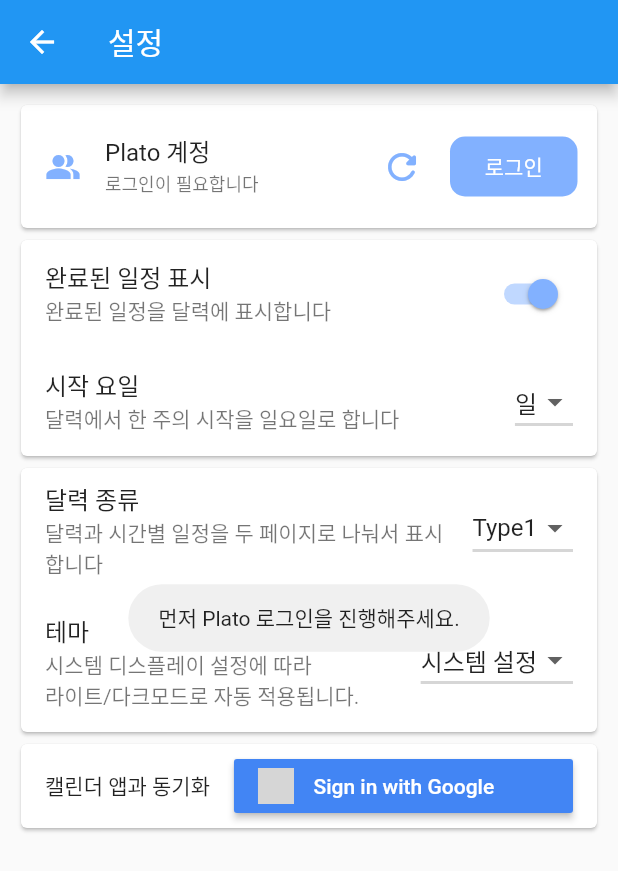
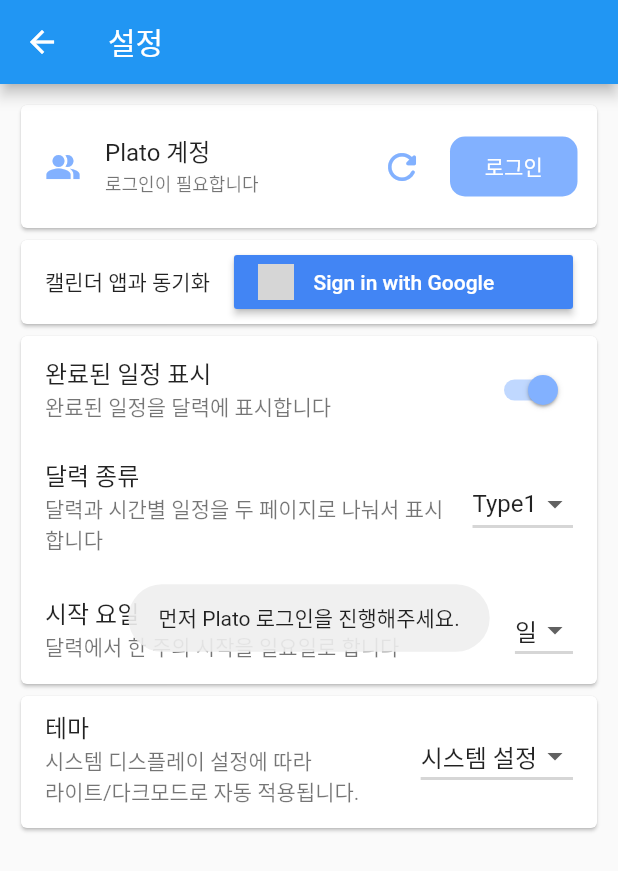
Before and after one commit to seunggil1/PlatoCalendar, a Flutter app: the Setting screen opened directly, after a tap on an icon or button, on a phone screen of 412 x 824 dp. Shown: the top 871 px of the screen. Run offline on Flutter 3.47's test engine with Material 2 defaults, Android fonts, the phone set to English and light mode, and no system bars; our stand-ins replace auto_size_text, connectivity_plus, dio, firebase_core, firebase_messaging, flutter_datetime_picker and 10 more; missing offline and left inert: googleapis, icalendar_parser, ordered_set; accounts and stored records are empty; network calls fail; statements that could not run were skipped; grey boxes are pictures that could not be loaded.

```diff
--- a/plato_calendar/lib/Data/userData.dart
+++ b/plato_calendar/lib/Data/userData.dart
@@ -271,7 +271,7 @@ class UserData{
 
   static set themeMode(ThemeMode newValue) {
     bool update = true;
-    if(newValue == null)
+    if(_themeMode == null)
       update = false;
 
     if(newValue != null)
--- a/plato_calendar/lib/Page/settings.dart
+++ b/plato_calendar/lib/Page/settings.dart
@@ -1,6 +1,8 @@
 import 'dart:async';
+import 'dart:io';
 import 'dart:math';
 import 'package:flutter/material.dart';
+import 'package:flutter/services.dart';
 import 'package:plato_calendar/Page/widget/adBanner.dart';
 import 'package:flutter_signin_button/flutter_signin_button.dart';
 
@@ -132,6 +134,44 @@ class _Settings extends State<Setting> with TickerProviderStateMixin{
                 )
               )
               : Container(),
+              UserData.isSaveGoogleToken
+              ?Card(
+                child: ListTile(
+                  title: Text('캘린더 앱과 동기화'),
+                  subtitle: Text('Google 동기화 진행중'),
+                  trailing: TextButton(
+                        onPressed: () async {
+                          await UserData.googleCalendar.logOutGoogleAccount();
+                          setState(() { });
+                        },
+                        child: Container(
+                          alignment: Alignment.center,
+                          padding: EdgeInsets.all(0),
+                          width: 70,
+                          decoration: BoxDecoration(color: Colors.blueAccent[100],borderRadius: BorderRadius.circular(10)),
+                          child: Text("Logout", style: TextStyle(color: Colors.white))
+                        )
+                      ),
+                ),
+              )
+              :Card(
+                child: ListTile(
+                  leading: Container(
+                    padding: EdgeInsets.symmetric(vertical: 2),
+                    child: Text('캘린더 앱과 동기화')),
+                  title: SignInButton(
+                      Buttons.GoogleDark,
+                      onPressed: () async{
+                        if(UserData.id == "")
+                          showToastMessageCenter('먼저 Plato 로그인을 진행해주세요.');
+                        else{
+                          await UserData.googleCalendar.authUsingGoogleAccount();
+                          setState(() { });
+                        }
+                      },
+                  ),
+                ),
+              ),
               Card(
                 child: Column(
                   children: [
@@ -149,6 +189,26 @@ class _Settings extends State<Setting> with TickerProviderStateMixin{
                           });
                         }),
                       isThreeLine: false
+                    ),
+                    ListTile(
+                      title: Text('달력 종류'),
+                      subtitle: UserData.calendarType == CalendarType.integrated ? Text('달력과 시간 별 일정을 한 페이지에 표시합니다') : Text('달력과 시간별 일정을 두 페이지로 나눠서 표시합니다'),
+                      trailing:
+                        DropdownButton(
+                          underline: Container(
+                            height: 2,
+                            color: Colors.grey[350]),
+                          value: UserData.calendarType,
+                          items: [
+                              DropdownMenuItem<CalendarType>(value: CalendarType.split, child: Text('Type1')),
+                              DropdownMenuItem<CalendarType>(value: CalendarType.integrated, child: Text('Type2'))
+                          ],
+                          onChanged: (newValue){
+                            setState(() {
+                                UserData.calendarType = newValue;
+                            });
+                          }),
+                      isThreeLine: true
                     ),
                     ListTile(
                       title: Text('시작 요일'),
@@ -175,26 +235,6 @@ class _Settings extends State<Setting> with TickerProviderStateMixin{
                 child: Column(
                   children: [
                     ListTile(
-                          title: Text('달력 종류'),
-                          subtitle: UserData.calendarType == CalendarType.integrated ? Text('달력과 시간 별 일정을 한 페이지에 표시합니다') : Text('달력과 시간별 일정을 두 페이지로 나눠서 표시합니다'),
-                          trailing:
-                            DropdownButton(
-                              underline: Container(
-                                height: 2,
-                                color: Colors.grey[350]),
-                              value: UserData.calendarType,
-                              items: [
-                                  DropdownMenuItem<CalendarType>(value: CalendarType.split, child: Text('Type1')),
-                                  DropdownMenuItem<CalendarType>(value: CalendarType.integrated, child: Text('Type2'))
-                              ],
-                              onChanged: (newValue){
-                                setState(() {
-                                    UserData.calendarType = newValue;
-                                });
-                              }),
-                          isThreeLine: true
-                    ),
-                    ListTile(
                       title: Text('테마'),
                       subtitle: Text(((){
                         switch (UserData.themeMode) {
@@ -217,11 +257,16 @@ class _Settings extends State<Setting> with TickerProviderStateMixin{
                               DropdownMenuItem<ThemeMode>(value: ThemeMode.light, child: Text('라이트 모드')),
                               DropdownMenuItem<ThemeMode>(value: ThemeMode.dark, child: Text('다크 모드')),
                           ],
-                              onChanged: (newValue){
+                          onChanged: (newValue) async {
                             setState(() {
                                 UserData.themeMode = newValue;
-                                    showToastMessageCenter("어플 재시작시 적용됩니다.");
+                                showToastMessageCenter("변경사항을 적용하기 위해 어플을 종료합니다.");
                             });
+                            await Future.delayed(Duration(seconds: 2));
+                            if(Platform.isAndroid)
+                              SystemNavigator.pop();
+                            else if(Platform.isIOS)
+                              exit(0);
                           }),
                       isThreeLine: true
                     )
@@ -282,44 +327,6 @@ class _Settings extends State<Setting> with TickerProviderStateMixin{
                 )
               )
               : Container(),
-              UserData.isSaveGoogleToken
-              ?Card(
-                child: ListTile(
-                  title: Text('캘린더 앱과 동기화'),
-                  subtitle: Text('Google 동기화 진행중'),
-                  trailing: TextButton(
-                        onPressed: () async {
-                          await UserData.googleCalendar.logOutGoogleAccount();
-                          setState(() { });
-                        },
-                        child: Container(
-                          alignment: Alignment.center,
-                          padding: EdgeInsets.all(0),
-                          width: 70,
-                          decoration: BoxDecoration(color: Colors.blueAccent[100],borderRadius: BorderRadius.circular(10)),
-                          child: Text("Logout", style: TextStyle(color: Colors.white))
-                        )
-                      ),
-                ),
-              )
-              :Card(
-                child: ListTile(
-                  leading: Container(
-                    padding: EdgeInsets.symmetric(vertical: 2),
-                    child: Text('캘린더 앱과 동기화')),
-                  title: SignInButton(
-                      Buttons.GoogleDark,
-                      onPressed: () async{
-                        if(UserData.id == "")
-                          showToastMessageCenter('먼저 Plato 로그인을 진행해주세요.');
-                        else{
-                          await UserData.googleCalendar.authUsingGoogleAccount();
-                          setState(() { });
-                        }
-                      },
-                  ),
-                ),
-              ),
               // Card(
               //   child: ListTile(
               //     title: Text('일정 내보내기'),
```
Also changed, not shown: plato_calendar/lib/Page/toDoList.dart (+9 -1 lines), plato_calendar/lib/Page/widget/appointmentEditor.dart (+11 -1 lines). Lines whose indentation alone changed are shown as unchanged.
